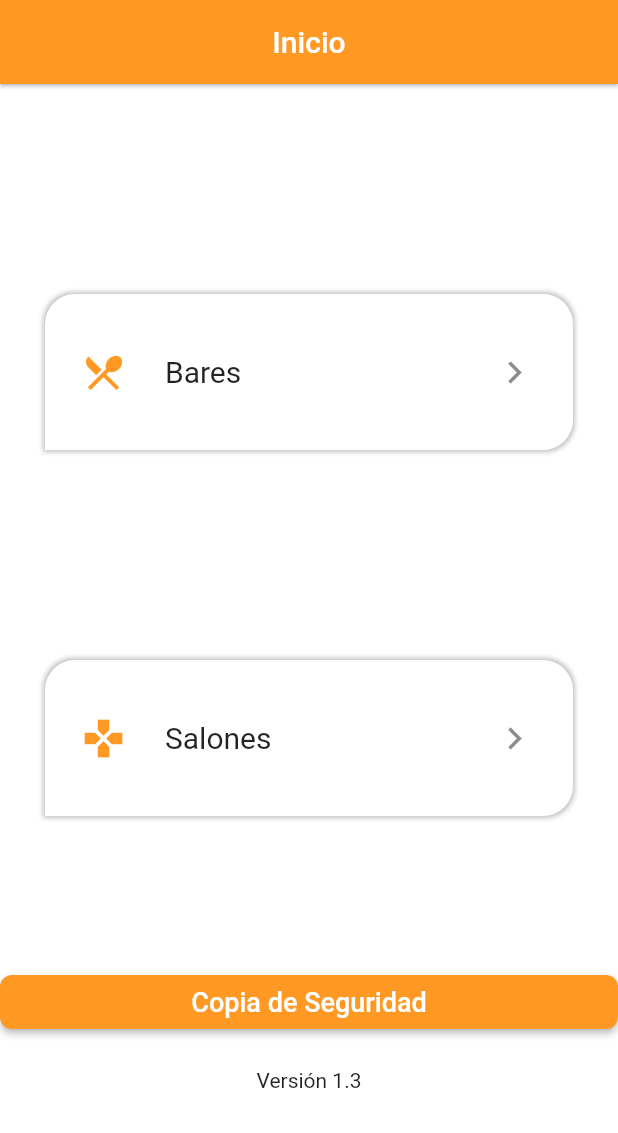
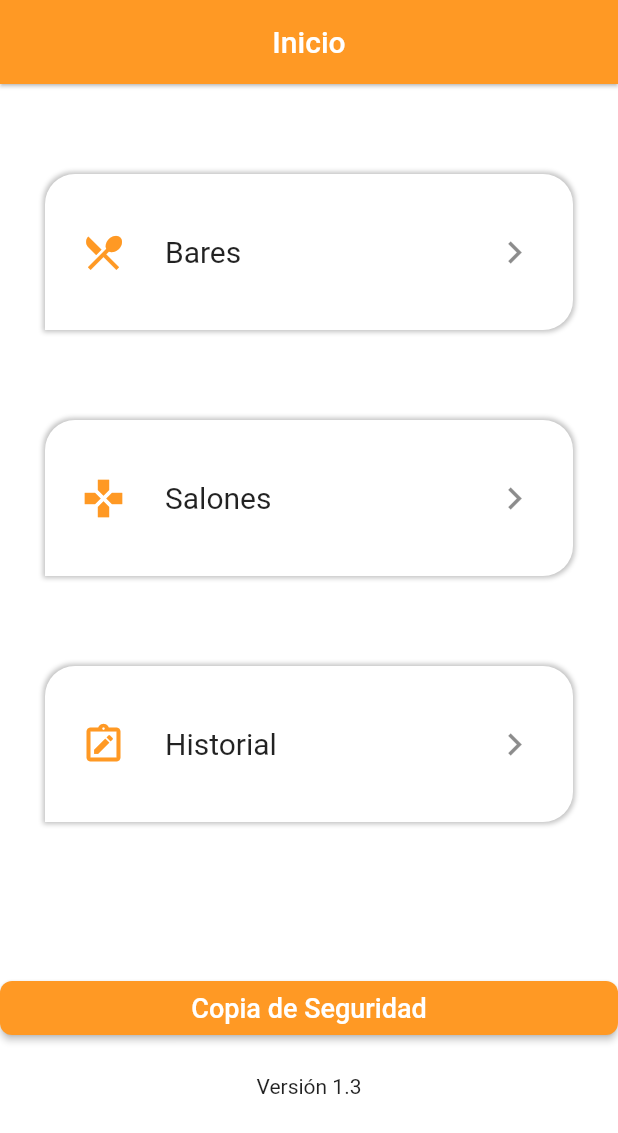
Before and after one commit to GuillermoPolanRuiz/app_ri, a Flutter app: the screen it shows after launch, on a phone screen of 412 x 824 dp. Shown: the top 1133 px of the screen. Run offline on Flutter 3.47's test engine with Material 2 defaults, Android fonts, the phone set to English and light mode, and no system bars; our stand-ins replace permission_handler, sqflite; missing offline and left inert: dart:ffi; accounts and stored records are empty.

Commit message:
+ Nueva ventana de historial

```diff
--- /dev/null
+++ b/lib/models/Historial.dart
@@ -0,0 +1,40 @@
+import 'dart:convert';
+
+import 'package:flutter/widgets.dart';
+
+class Historial {
+  final int id;
+  final String cantidad;
+
+  Historial({
+    required this.id,
+    required this.cantidad
+  });
+
+  // Convert a Dog into a Map. The keys must correspond to the names of the
+  // columns in the database.
+  Map<String, dynamic> toMap() {
+    return {
+      'id': id,
+      'cantidad': cantidad
+    };
+  }
+
+  factory Historial.fromMap(Map<String, dynamic> map) {
+    return Historial(
+      id: map['id']?.toInt() ?? 0,
+      cantidad: map['cantidad'] ?? ''
+    );
+  }
+
+  String toJson() => json.encode(toMap());
+
+  factory Historial.fromJson(String source) => Historial.fromMap(json.decode(source));
+
+  // Implement toString to make it easier to see information about
+  // each dog when using the print statement.
+  @override
+  String toString() {
+    return 'Historial(id: $id, cantidad: $cantidad';
+  }
+}
--- a/lib/models/database.dart
+++ b/lib/models/database.dart
@@ -6,6 +6,7 @@ import 'package:flutter/services.dart';
 import 'package:path/path.dart';
 import 'package:sqflite/sqflite.dart';
 
+import 'Historial.dart';
 import 'bar.dart';
 import 'maquina.dart';
 
@@ -99,6 +100,12 @@ class DatabaseService {
         )''',
     );
 
+    await db.execute(
+      '''CREATE TABLE Historial(
+        id INTEGER PRIMARY KEY,
+        cantidad INTEGER NOT NULL,
+        fecha TEXT NOT NULL)''',
+    );
   }
 
 
@@ -125,6 +132,15 @@ class DatabaseService {
     await db.insert(
       'Maquinas',
       maquina.toMap(),
+      conflictAlgorithm: ConflictAlgorithm.replace,
+    );
+  }
+
+  Future<void> insertHistorial(Historial historial) async {
+    final db = await _databaseService.database;
+    await db.insert(
+      'Historial',
+      historial.toMap(),
       conflictAlgorithm: ConflictAlgorithm.replace,
     );
   }
@@ -238,6 +254,12 @@ class DatabaseService {
     return List.generate(list.length, (index) => Maquina.fromMap(list[index]));
   }
 
+  Future<List<Historial>> getHistorial() async {
+    final db = await _databaseService.database;
+    final list = await db.rawQuery("SELECT 0 as id, (SELECT CAST(SUM(CAST(cantidad as decimal)) as TEXT)) AS cantidad FROM Historial UNION ALL SELECT id, cantidad FROM Historial ORDER BY id");
+    return List.generate(list.length, (index) => Historial.fromMap(list[index]));
+  }
+
   Future<void> updateBar(Bar sitio) async {
     final db = await _databaseService.database;
     await db.update('Bares', sitio.toMap(), where: 'id = ?', whereArgs: [sitio.id]);
@@ -268,5 +290,10 @@ class DatabaseService {
     await db.delete('Maquinas', where: 'id = ?', whereArgs: [id]);
   }
 
+  Future<void> deleteHistorialCompleto() async {
+    final db = await _databaseService.database;
+    await db.delete('Historial');
+  }
+
 
 }
--- a/lib/screens/list.dart
+++ b/lib/screens/list.dart
@@ -1,6 +1,7 @@
 import 'dart:convert';
 import 'package:app_ri/models/bar.dart';
 import 'package:app_ri/models/myFileStorage.dart';
+import 'package:app_ri/screens/historial.dart';
 import 'package:app_ri/screens/listData.dart';
 import 'package:flutter/material.dart';
 
@@ -33,10 +34,12 @@ class _ListScreen extends State<ListScreen> {
             // MyContainer(link: ListDataScreen(name: 'casasRurales', text: 'Casas Rurales',), text: "Casas Rurales", icon: Icons.villa_rounded),
             // MyContainer(link: ListDataScreen(name: 'museos', text: 'Museos'), text: 'Museos', icon: Icons.museum_rounded),
 
-            Padding(padding: EdgeInsets.all(60)),
+            Padding(padding: EdgeInsets.all(20)),
             MyContainer(link: ListDataScreen(name: 'Bares'), text: 'Bares', icon: Icons.restaurant_menu),
-            Padding(padding: EdgeInsets.all(60)),
+            Padding(padding: EdgeInsets.all(20)),
             MyContainer(link: ListDataScreen(name: 'Salones'), text: 'Salones', icon: Icons.gamepad),
+            Padding(padding: EdgeInsets.all(20)),
+            MyContainer(link: HistorialScreen(), text: 'Historial', icon: Icons.note_alt_outlined),
             const SizedBox(height: 100),
             ElevatedButton(
               onPressed: () async {
```
Also changed, not shown: lib/screens/historial.dart (added, +180 -0 lines), 1 other file.
